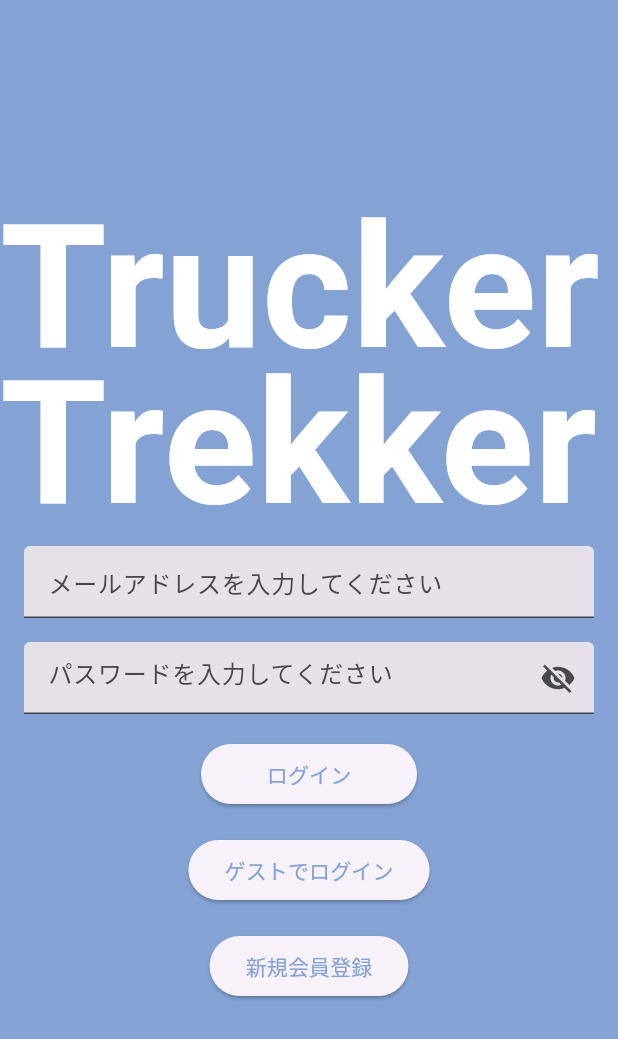
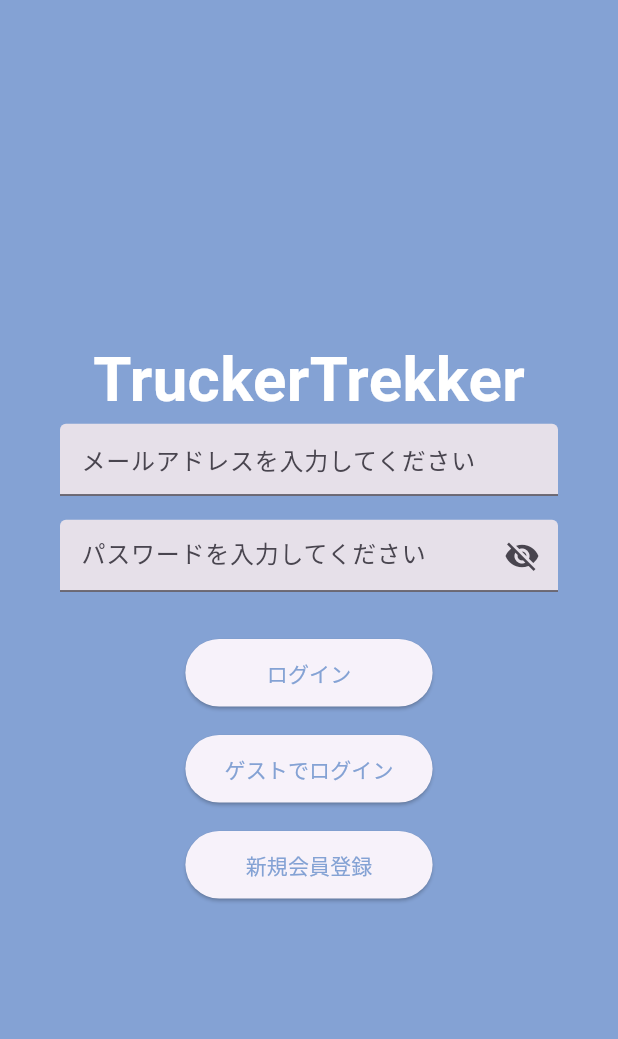
Before and after one commit to IH41jp-ac-hal/TTT, a Flutter app: the screen it shows after launch, on a phone screen of 412 x 824 dp. Shown: the top 1039 px of the screen. Run offline on Flutter 3.47's test engine with Material 3 defaults, Android fonts, the phone set to English and light mode, and no system bars; our stand-ins replace image_picker.

Commit message:
TruckerTrekker文字サイズ変更

```diff
--- a/lib/user/Login.dart
+++ b/lib/user/Login.dart
@@ -59,40 +59,31 @@ class _LoginPageState extends State<LoginPage> {
 
   @override
   Widget build(BuildContext context) {
+    double screenWidth = MediaQuery.of(context).size.width;
+    double fontSize = screenWidth * 0.1;
+    double buttonWidth = screenWidth * 0.4; // 画面幅の40%をボタンの幅として使用
     return Scaffold(
-      // appBar: PreferredSize(
-      //   preferredSize: Size.fromHeight(1.0), // AppBarの高さをここで指定します
-      //   child: AppBar(
-      //     title: Row(
-      //       children: [
-      //         Container(
-      //           width: 90,
-      //           height: 90,
-      //           decoration: const BoxDecoration(
-      //             // image: DecorationImage(
-      //             //   image: AssetImage('assets/logo.png'), //画像
-      //             // ),
-      //           ),
-      //         ),
-      //       ],
-      //     ),
-      //     backgroundColor: Color(0xFF84a2d4),
-      //   ),
-      // ),
       body: Center(
         child: Column(
           mainAxisAlignment: MainAxisAlignment.center,
           children: [
-            Text('TruckerTrekker', style: TextStyle(fontSize: 115, fontWeight: FontWeight.bold, color: Color(0xFFFFFFFF), height: 0.9)),
+            Text('TruckerTrekker',
+                style: TextStyle(
+                    fontSize: fontSize,
+                    fontWeight: FontWeight.bold,
+                    color: Color(0xFFFFFFFF))),
             Padding(
-                padding: const EdgeInsets.all(16.0),
+                padding: const EdgeInsets.symmetric(horizontal: 40.0), // 左右に40.0のパディング適応
                 child: Column(
                   children: [
                     TextFormField(
                       autovalidateMode: AutovalidateMode.onUserInteraction,
                       validator: ValidateText.email,
                       decoration: const InputDecoration(
-                          filled: true, hintText: 'メールアドレスを入力してください'),
+                        filled: true,
+                        hintText: 'メールアドレスを入力してください',
+                        contentPadding: EdgeInsets.symmetric(vertical: 10.0, horizontal: 10.0),
+                      ),
                       onChanged: (text) {
                         setEmail(text);
                       },
@@ -113,14 +104,16 @@ class _LoginPageState extends State<LoginPage> {
                           },
                         ),
                         filled: true,
-                          hintText: 'パスワードを入力してください'),
+                        hintText: 'パスワードを入力してください',
+                        contentPadding: EdgeInsets.symmetric(vertical: 10.0, horizontal: 10.0),
+                      ),
                       onChanged: (text) {
                         setPassword(text);
                       },
                       obscureText: !isVisible,
                     ),
                     const SizedBox(
-                      height: 16,
+                      height: 30,
                     ),
                     ElevatedButton(
                       onPressed: _login,
@@ -129,7 +122,7 @@ class _LoginPageState extends State<LoginPage> {
                         style: TextStyle(color: Color(0xFF84a2d4)),
                       ),
                       style: ElevatedButton.styleFrom(
-                        fixedSize: Size(144, double.infinity),
+                        fixedSize: Size(buttonWidth, 45), // レスポンシブなサイズ
                       ),
                     ),
                     const SizedBox(
@@ -141,6 +134,9 @@ class _LoginPageState extends State<LoginPage> {
                         'ゲストでログイン',
                         style: TextStyle(color: Color(0xFF84a2d4)),
                       ),
+                      style: ElevatedButton.styleFrom(
+                        fixedSize: Size(buttonWidth, 45), // レスポンシブなサイズ
+                      ),
                     ),
                     const SizedBox(
                       height: 16,
@@ -150,6 +146,9 @@ class _LoginPageState extends State<LoginPage> {
                       child: const Text(
                         '新規会員登録',
                         style: TextStyle(color: Color(0xFF84a2d4)),
+                      ),
+                      style: ElevatedButton.styleFrom(
+                        fixedSize: Size(buttonWidth, 45), // レスポンシブなサイズ
                       ),
                     ),
                   ],
```
Lines whose indentation alone changed are shown as unchanged.
